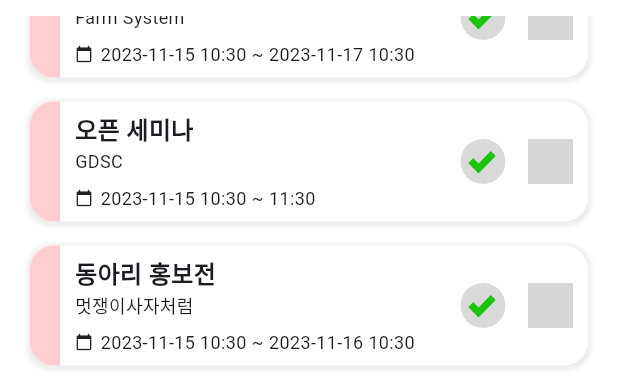
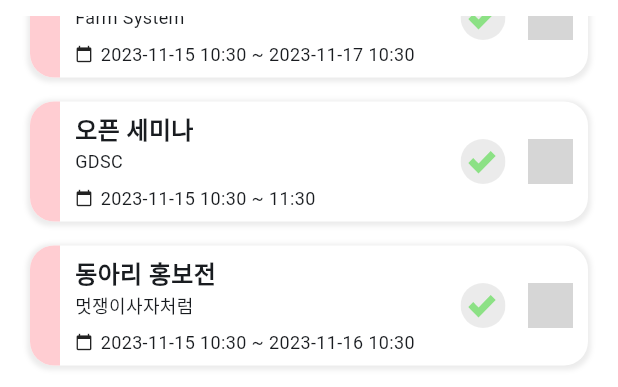
Before and after one commit to In-lyeog-sa-mu-so/jjoin-app, a Flutter app: the screen it shows after launch, scrolled down 387 dp, on a phone screen of 412 x 824 dp, the part 59-446 px from its top. Run offline on Flutter 3.47's test engine with Material 2 defaults, Android fonts, the phone set to English and light mode, and no system bars; our stand-ins replace cached_network_image, dio, flutter_native_splash, flutter_sticky_header, flutter_svg, get and 3 more; network calls fail; project files that could hold a hidden picture were left out; grey boxes are pictures that could not be loaded.

Commit message:
fix: CalendarAbleEventItem 변경

```diff
--- a/lib/provider/club/club_local_provider.dart
+++ b/lib/provider/club/club_local_provider.dart
@@ -235,7 +235,7 @@ class ClubLocalProvider extends GetConnect {
         endDate: date.add(const Duration(days: 1)),
       ),
       ClubSchedule(
-        id: 3,
+        id: 4,
         clubName: "컴퓨터공학과 학생회",
         title: "회의해라 씨발 후배년들아",
         startDate: date,
--- a/lib/widget/club/club_able_event_item_widget.dart
+++ b/lib/widget/club/club_able_event_item_widget.dart
@@ -85,7 +85,16 @@ class ClubAbleEventItem extends StatelessWidget {
             onTap: () {
               onAgree(item.id);
             },
+            child: item.isParticipate == null || item.isParticipate == false
+                ? Opacity(
+                    opacity: 0.5,
                     child: SvgPicture.asset(
+                      'assets/icons/item_agree.svg',
+                      width: 30,
+                      height: 30,
+                    ),
+                  )
+                : SvgPicture.asset(
                     'assets/icons/item_agree.svg',
                     width: 30,
                     height: 30,
@@ -96,7 +105,16 @@ class ClubAbleEventItem extends StatelessWidget {
             onTap: () {
               onDisagree(item.id);
             },
+            child: item.isParticipate == null || item.isParticipate == true
+                ? Opacity(
+                    opacity: 0.5,
                     child: SvgPicture.asset(
+                      'assets/icons/item_disagree.svg',
+                      width: 30,
+                      height: 30,
+                    ),
+                  )
+                : SvgPicture.asset(
                     'assets/icons/item_disagree.svg',
                     width: 30,
                     height: 30,
```
Also changed, not shown: lib/model/club/club_schedule.dart (+11 -0 lines), lib/screen/calendar/calendar_screen.dart (+9 -0 lines), lib/viewmodel/calendar/calendar_viewmodel.dart (+7 -1 lines), lib/widget/club/club_disable_event_item_widget.dart (+29 -7 lines). Lines whose indentation alone changed are shown as unchanged.
